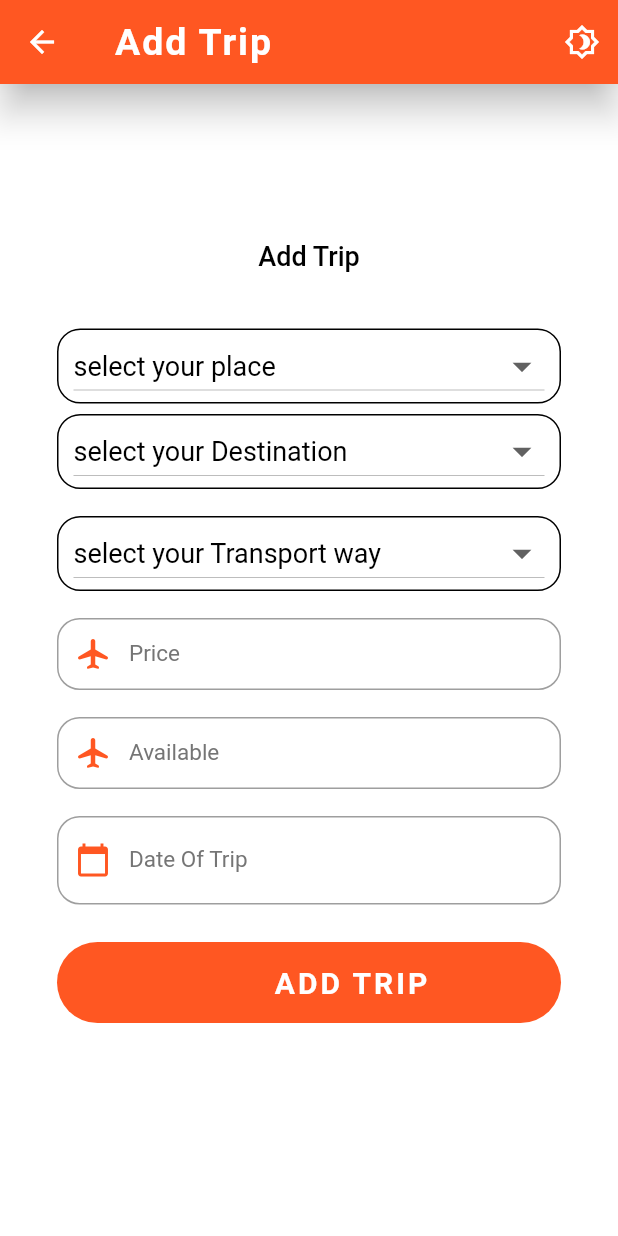
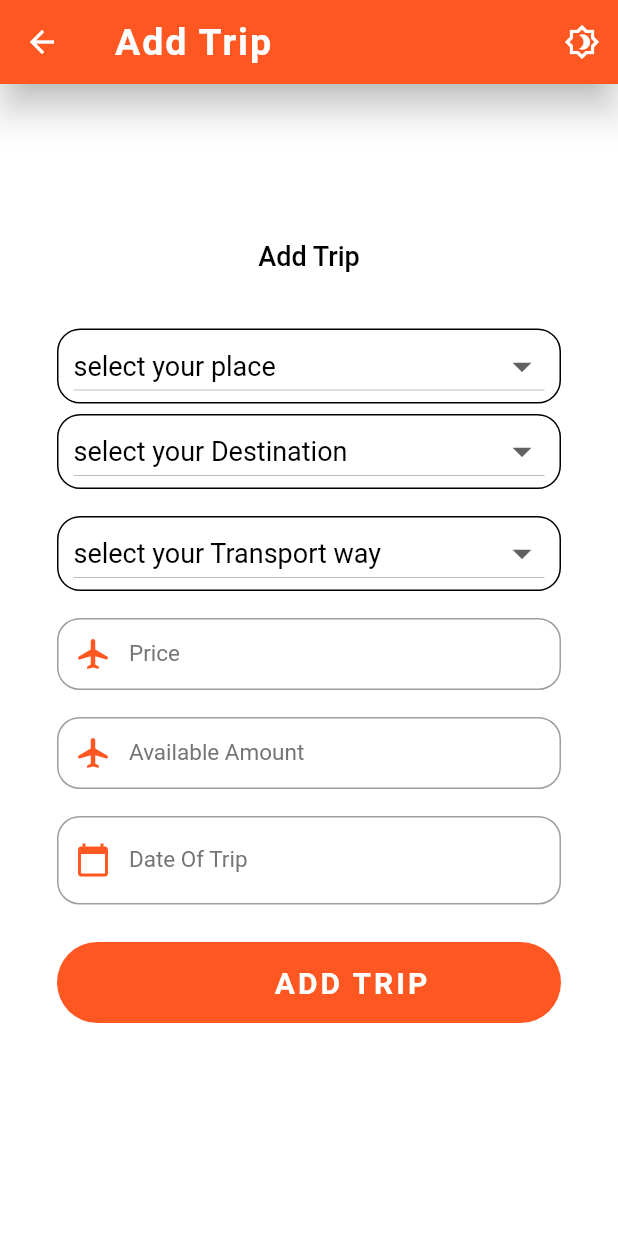
Before and after one commit to haitham2001/Travelers-app, a Flutter app: the AddTripScreen screen opened directly, on a phone screen of 412 x 824 dp. Run offline on Flutter 3.47's test engine with Material 2 defaults, Android fonts, the phone set to English and light mode, and no system bars; our stand-ins replace conditional_builder, flutter_bloc, fluttertoast, hexcolor, page_transition, smooth_page_indicator and 1 more; missing offline and left inert: number_inc_dec; accounts and stored records are empty.

```diff
--- a/lib/modules/AddTripScreen.dart
+++ b/lib/modules/AddTripScreen.dart
@@ -218,7 +218,7 @@ class _AddTripScreenState extends State<AddTripScreen> {
                         decoration: InputDecoration(
 
                           contentPadding: const EdgeInsets.all(1),
-                          labelText: 'Available',
+                          labelText: 'Available Amount',
                           labelStyle: Theme.of(context).textTheme.bodyText2,
                           prefixIcon: const Icon(
                             Icons.airplanemode_active_rounded,
```
Also changed, not shown: lib/modules/profile_screen.dart (+1 -18 lines).
